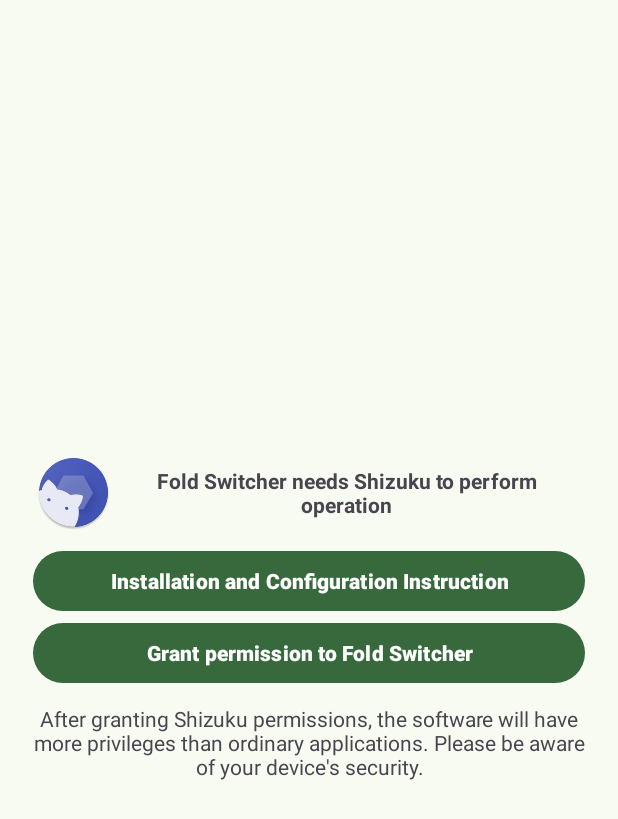
After one commit to eiyooooo/Fold_Switcher, an Android app: the layout item_request_shizuku.xml on its own in the app's theme, with its tools: preview values and no code run, on a phone screen of 412 x 824 dp. The commit adds this screen. Shown: the top 819 px of the screen. Run offline under Robolectric (Android 15) with nearby library versions, the phone set to English and light mode, and no system bars.

Commit message:
Add shizuku explanation and permission request card

```diff
--- /dev/null
+++ b/app/src/main/res/drawable/shizuku.xml
@@ -0,0 +1,7 @@
+<layer-list xmlns:android="http://schemas.android.com/apk/res/android">
+    <item
+        android:width="50dp"
+        android:height="50dp">
+        <bitmap android:src="@drawable/shizuku_icon" />
+    </item>
+</layer-list>
--- /dev/null
+++ b/app/src/main/res/layout/item_request_shizuku.xml
@@ -0,0 +1,51 @@
+<?xml version="1.0" encoding="utf-8"?>
+<LinearLayout xmlns:android="http://schemas.android.com/apk/res/android"
+    xmlns:app="http://schemas.android.com/apk/res-auto"
+    android:layout_width="match_parent"
+    android:layout_height="match_parent"
+    android:gravity="center_vertical"
+    android:orientation="vertical"
+    android:padding="12dp">
+
+    <TextView
+        android:id="@+id/Shizuku_explanation"
+        android:layout_width="match_parent"
+        android:layout_height="wrap_content"
+        android:layout_marginStart="12dp"
+        android:layout_marginEnd="12dp"
+        android:gravity="center"
+        android:text="@string/Shizuku_explanation"
+        android:textStyle="bold"
+        app:drawableStartCompat="@drawable/shizuku" />
+
+    <Button
+        android:id="@+id/button_setup_instruction"
+        android:layout_width="match_parent"
+        android:layout_height="wrap_content"
+        android:layout_marginStart="10dp"
+        android:layout_marginTop="10dp"
+        android:layout_marginEnd="10dp"
+        android:text="@string/Shizuku_setup_instruction"
+        android:textStyle="bold" />
+
+    <Button
+        android:id="@+id/button_request_permission"
+        android:layout_width="match_parent"
+        android:layout_height="wrap_content"
+        android:layout_marginStart="10dp"
+        android:layout_marginEnd="10dp"
+        android:layout_marginBottom="10dp"
+        android:text="@string/Shizuku_request_permission"
+        android:textStyle="bold" />
+
+    <TextView
+        android:id="@+id/Shizuku_warning"
+        android:layout_width="wrap_content"
+        android:layout_height="wrap_content"
+        android:layout_gravity="center"
+        android:layout_marginStart="10dp"
+        android:layout_marginEnd="10dp"
+        android:text="@string/Shizuku_warning"
+        android:textAlignment="center" />
+
+</LinearLayout>
--- a/app/src/main/res/values/strings.xml
+++ b/app/src/main/res/values/strings.xml
@@ -5,4 +5,10 @@
     <string name="manager">Manager</string>
     <string name="log">Log</string>
     <string name="settings">Settings</string>
+
+    <string name="Shizuku_icon">Shizuku icon</string>
+    <string name="Shizuku_explanation">Fold Switcher needs Shizuku to perform operation</string>
+    <string name="Shizuku_setup_instruction">Installation and Configuration Instruction</string>
+    <string name="Shizuku_request_permission">Grant permission to Fold Switcher</string>
+    <string name="Shizuku_warning">After granting Shizuku permissions, the software will have more privileges than ordinary applications. Please be aware of your device\'s security.</string>
 </resources>
```
Also changed, not shown: app/src/main/res/drawable/shizuku_icon.png (added), 1 other file.
